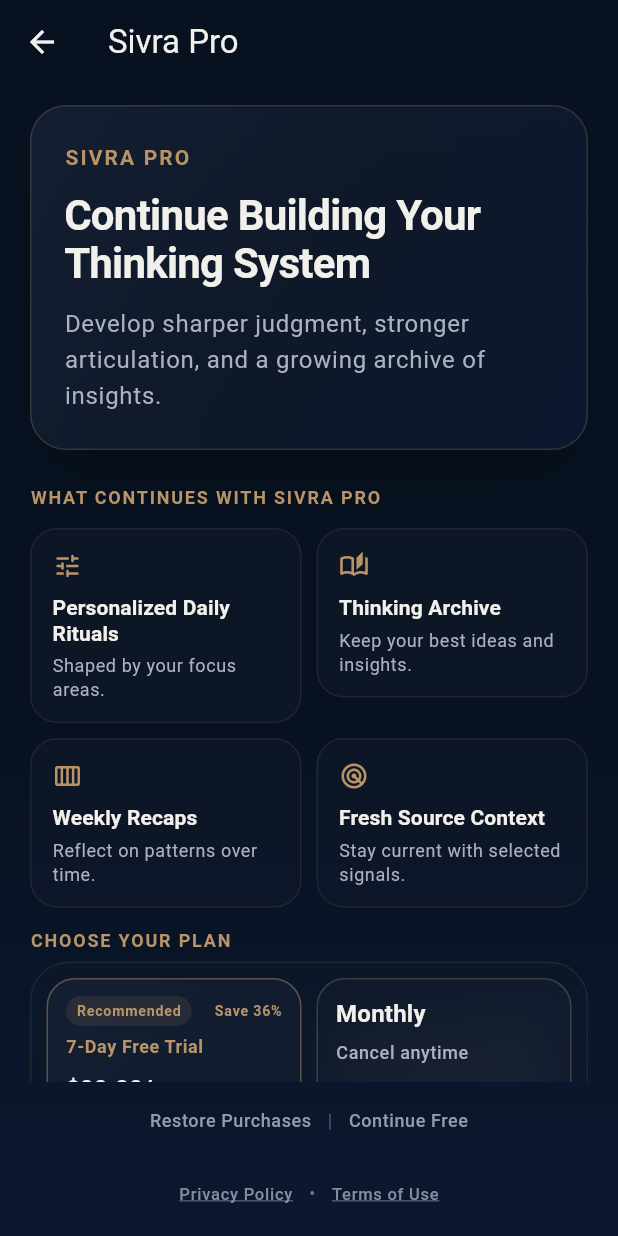
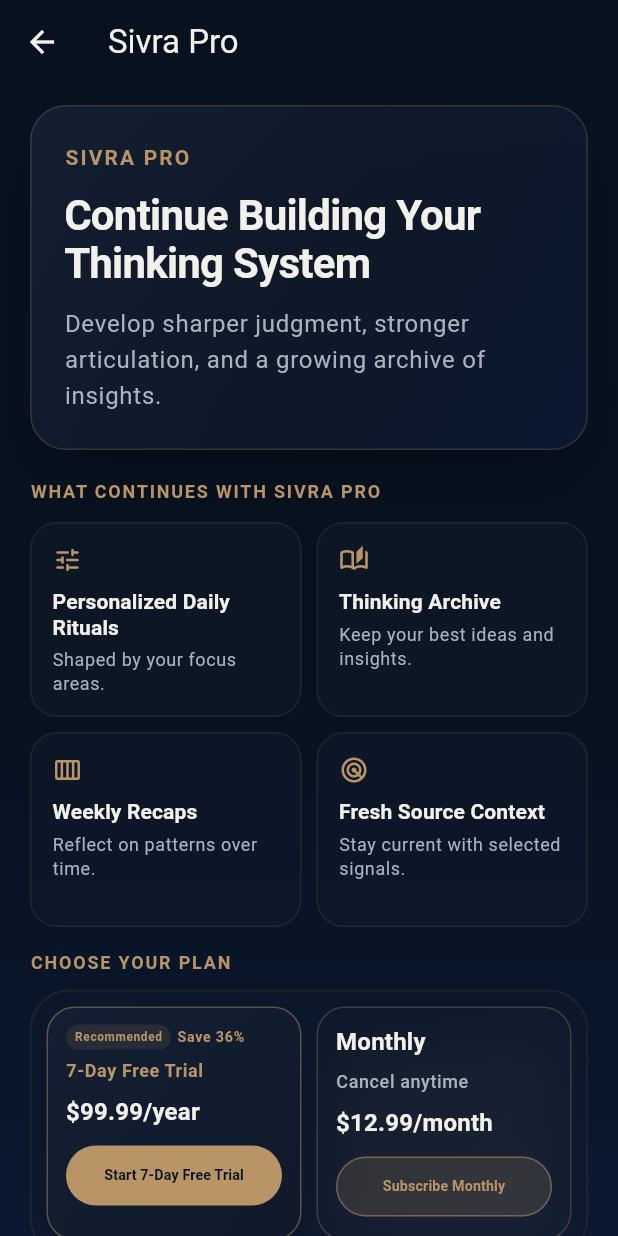
Before and after one commit to earthsongcreate-ux/Sivra, a Flutter app: the PaywallScreen screen opened directly, on a phone screen of 412 x 824 dp. Run offline on Flutter 3.47's test engine with Material 3 defaults, Android fonts, the phone set to English and light mode, and no system bars; our stand-ins replace cloud_firestore, firebase_auth, firebase_core; missing offline and left inert: purchases_flutter; accounts and stored records are empty; network calls fail.

Commit message:
Refine onboarding paywall flow and layout

```diff
--- a/apps/sivra/lib/screens/paywall_screen.dart
+++ b/apps/sivra/lib/screens/paywall_screen.dart
@@ -304,14 +304,17 @@
     final monthly = plans.firstWhere((plan) => !plan.isAnnual);
     final compactHeight = MediaQuery.sizeOf(context).height <= 600;
 
-    return Column(
-      children: [
-        Expanded(
-          child: ListView(
-            padding: const EdgeInsets.fromLTRB(20, 14, 20, 0),
+    return LayoutBuilder(
+      builder: (context, constraints) {
+        return SingleChildScrollView(
+          padding: EdgeInsets.fromLTRB(20, 14, 20, compactHeight ? 12 : 18),
+          child: ConstrainedBox(
+            constraints: BoxConstraints(minHeight: constraints.maxHeight - 32),
+            child: Column(
+              crossAxisAlignment: CrossAxisAlignment.stretch,
               children: [
                 _PaywallHero(compact: compactHeight),
-              SizedBox(height: compactHeight ? 18 : 24),
+                SizedBox(height: compactHeight ? 18 : 20),
                 Text(
                   'WHAT CONTINUES WITH SIVRA PRO',
                   style: Theme.of(context).textTheme.labelMedium?.copyWith(
@@ -323,7 +326,7 @@
                 SizedBox(height: compactHeight ? 10 : 12),
                 _BenefitsGrid(
                   compact: compactHeight,
-                benefits: <_BenefitData>[
+                  benefits: const <_BenefitData>[
                     _BenefitData(
                       icon: Icons.tune_rounded,
                       title: 'Personalized Daily Rituals',
@@ -346,7 +349,7 @@
                     ),
                   ],
                 ),
-              SizedBox(height: compactHeight ? 10 : 14),
+                SizedBox(height: compactHeight ? 14 : 16),
                 Text(
                   'CHOOSE YOUR PLAN',
                   style: Theme.of(context).textTheme.labelMedium?.copyWith(
@@ -355,7 +358,7 @@
                     letterSpacing: 1.2,
                   ),
                 ),
-              SizedBox(height: compactHeight ? 4 : 6),
+                SizedBox(height: compactHeight ? 8 : 10),
                 _PricingSection(
                   annual: annual,
                   monthly: monthly,
@@ -364,15 +367,7 @@
                   onPurchase: onPurchase,
                   compactHeight: compactHeight,
                 ),
-              const SizedBox(height: 2),
-            ],
-          ),
-        ),
-        Padding(
-          padding: const EdgeInsets.fromLTRB(20, 0, 20, 4),
-          child: Column(
-            children: [
-              SizedBox(height: compactHeight ? 1 : 2),
+                SizedBox(height: compactHeight ? 12 : 12),
                 Wrap(
                   alignment: WrapAlignment.center,
                   crossAxisAlignment: WrapCrossAlignment.center,
@@ -397,7 +392,6 @@
                     ),
                   ],
                 ),
-              SizedBox(height: compactHeight ? 0 : 1),
                 Wrap(
                   alignment: WrapAlignment.center,
                   crossAxisAlignment: WrapCrossAlignment.center,
@@ -415,7 +409,8 @@
               ],
             ),
           ),
-      ],
+        );
+      },
     );
   }
 }
@@ -513,13 +508,20 @@
     return LayoutBuilder(
       builder: (context, constraints) {
         final itemWidth = (constraints.maxWidth - 10) / 2;
+        final itemHeight = itemWidth < 150
+            ? 140.0
+            : compact
+            ? 128.0
+            : 130.0;
         return Wrap(
           spacing: compact ? 8 : 10,
           runSpacing: compact ? 8 : 10,
           children: benefits
               .map(
                 (benefit) => SizedBox(
+                  key: ValueKey('benefit-${benefit.title}'),
                   width: itemWidth,
+                  height: itemHeight,
                   child: _Benefit(benefit: benefit, compact: compact),
                 ),
               )
@@ -539,7 +541,6 @@
   @override
   Widget build(BuildContext context) {
     return Container(
-      constraints: BoxConstraints(minHeight: compact ? 100 : 112),
       padding: EdgeInsets.fromLTRB(
         compact ? 12 : 14,
         compact ? 12 : 14,
@@ -606,45 +607,31 @@
         border: Border.all(color: SivraColors.bronze.withValues(alpha: 0.12)),
         borderRadius: BorderRadius.circular(26),
       ),
-      child: LayoutBuilder(
-        builder: (context, constraints) {
-          final useCompactCards = constraints.maxWidth >= 300;
-          final annualCard = _PlanCard(
+      child: IntrinsicHeight(
+        child: Row(
+          crossAxisAlignment: CrossAxisAlignment.stretch,
+          children: [
+            Expanded(
+              child: _PlanCard(
                 plan: annual,
                 processing: processingPlanId == annual.id,
                 disabled: disabled,
-            compact: useCompactCards,
+                compact: true,
                 onPurchase: () => onPurchase(annual),
-          );
-          final monthlyCard = _PlanCard(
+              ),
+            ),
+            SizedBox(width: compactHeight ? 8 : 10),
+            Expanded(
+              child: _PlanCard(
                 plan: monthly,
                 processing: processingPlanId == monthly.id,
                 disabled: disabled,
-            compact: useCompactCards,
+                compact: true,
                 onPurchase: () => onPurchase(monthly),
-          );
-
-          if (constraints.maxWidth < 300) {
-            return Column(
-              children: [
-                annualCard,
-                SizedBox(height: compactHeight ? 8 : 10),
-                monthlyCard,
-              ],
-            );
-          }
-
-          return IntrinsicHeight(
-            child: Row(
-              crossAxisAlignment: CrossAxisAlignment.stretch,
-              children: [
-                Expanded(child: annualCard),
-                SizedBox(width: compactHeight ? 8 : 10),
-                Expanded(child: monthlyCard),
+              ),
+            ),
           ],
         ),
-          );
-        },
       ),
     );
   }
@@ -711,7 +698,12 @@
           if (annual)
             Row(
               children: [
-                Container(
+                Expanded(
+                  child: Align(
+                    alignment: Alignment.centerLeft,
+                    child: FittedBox(
+                      fit: BoxFit.scaleDown,
+                      child: Container(
                         padding: const EdgeInsets.symmetric(
                           horizontal: 7,
                           vertical: 3,
@@ -723,21 +715,30 @@
                         child: Text(
                           'Recommended',
                           maxLines: 1,
-                    style: Theme.of(context).textTheme.labelSmall?.copyWith(
+                          style: Theme.of(context).textTheme.labelSmall
+                              ?.copyWith(
                                 color: SivraColors.bronze,
                                 fontWeight: FontWeight.w600,
                                 fontSize: compact ? 9.5 : null,
                               ),
                         ),
                       ),
-                const Spacer(),
-                Text(
+                    ),
+                  ),
+                ),
+                const SizedBox(width: 4),
+                Flexible(
+                  child: FittedBox(
+                    fit: BoxFit.scaleDown,
+                    child: Text(
                       'Save 36%',
                       maxLines: 1,
                       style: Theme.of(context).textTheme.labelSmall?.copyWith(
                         color: SivraColors.bronze,
                         fontWeight: FontWeight.w700,
                         fontSize: compact ? 9.5 : null,
+                      ),
+                    ),
                   ),
                 ),
               ],
@@ -772,15 +773,15 @@
                       fontWeight: FontWeight.w700,
                     ),
           ),
-          const SizedBox(height: 10),
+          const SizedBox(height: 6),
           SizedBox(
             width: double.infinity,
             child: FilledButton(
               key: ValueKey('purchase-${plan.id}'),
               onPressed: disabled ? null : onPurchase,
               style: FilledButton.styleFrom(
-                minimumSize: const Size.fromHeight(42),
-                maximumSize: const Size.fromHeight(42),
+                minimumSize: const Size.fromHeight(40),
+                maximumSize: const Size.fromHeight(40),
                 backgroundColor: annual
                     ? SivraColors.bronze
                     : SivraColors.bronze.withValues(alpha: 0.17),
```
Also changed, not shown: apps/sivra/lib/screens/onboarding_screen.dart (+16 -3 lines), apps/sivra/pubspec.lock, 5 other files. Lines whose indentation alone changed are shown as unchanged.
